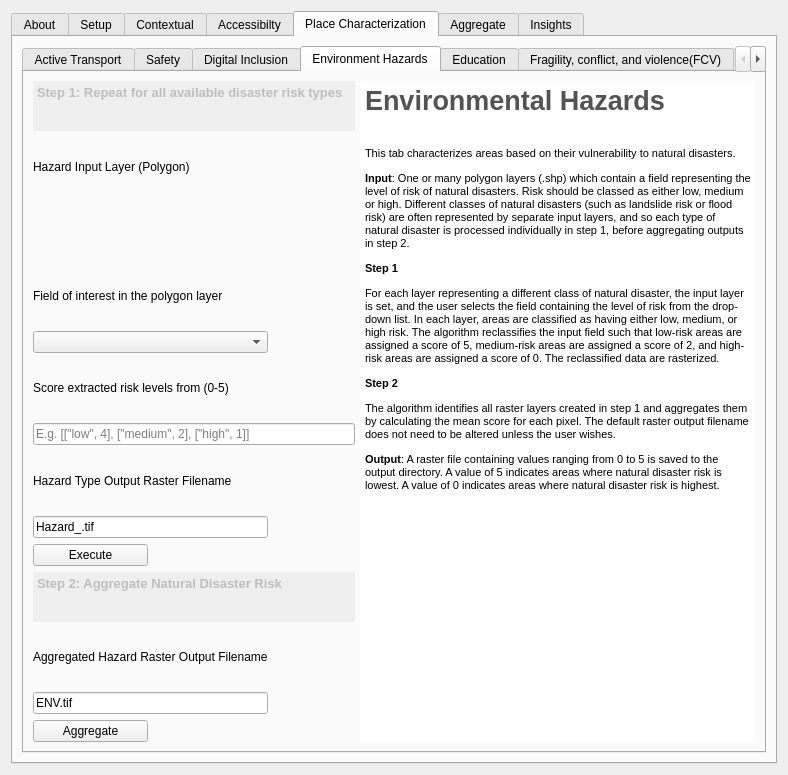
This is gender_indicator_tool/gender_indicator_tool_dialog_base.ui in worldbank/GEEST as Qt 5 draws it before an edit. The edited form follows.
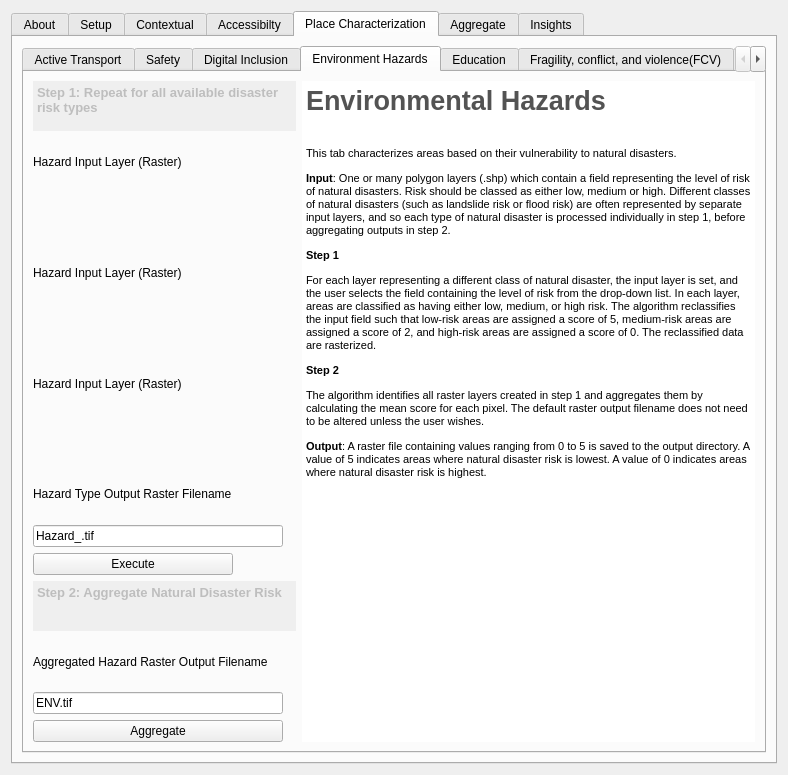
This is the edited form. The open tabs and pages were chosen to show the change. Custom widgets are drawn as their Qt base class.

Commit message: UI and logic updates "Pc -> ENV"

```diff
--- a/gender_indicator_tool/gender_indicator_tool_dialog_base.ui
+++ b/gender_indicator_tool/gender_indicator_tool_dialog_base.ui
@@ -2544,14 +2544,14 @@
            <string>Environment Hazards</string>
           </attribute>
           <layout class="QGridLayout" name="gridLayout_21">
-           <item row="0" column="0" colspan="3">
+           <item row="0" column="0" colspan="2">
             <widget class="QTextEdit" name="textEdit_32">
              <property name="enabled">
               <bool>false</bool>
              </property>
              <property name="maximumSize">
               <size>
-               <width>16777215</width>
+               <width>350</width>
                <height>50</height>
               </size>
              </property>
@@ -2562,63 +2562,59 @@
               <string>&lt;!DOCTYPE HTML PUBLIC &quot;-//W3C//DTD HTML 4.0//EN&quot; &quot;http://www.w3.org/TR/REC-html40/strict.dtd&quot;&gt;
 &lt;html&gt;&lt;head&gt;&lt;meta name=&quot;qrichtext&quot; content=&quot;1&quot; /&gt;&lt;style type=&quot;text/css&quot;&gt;
 p, li { white-space: pre-wrap; }
-&lt;/style&gt;&lt;/head&gt;&lt;body style=&quot; font-family:'MS Shell Dlg 2'; font-size:8.25pt; font-weight:400; font-style:normal;&quot;&gt;
-&lt;p style=&quot; margin-top:0px; margin-bottom:0px; margin-left:0px; margin-right:0px; -qt-block-indent:0; text-indent:0px;&quot;&gt;&lt;span style=&quot; font-size:10pt; font-weight:600;&quot;&gt;Step 1: Repeat for all available disaster risk types&lt;/span&gt;&lt;/p&gt;&lt;/body&gt;&lt;/html&gt;</string>
-             </property>
-            </widget>
-           </item>
-           <item row="0" column="3" rowspan="14">
-            <widget class="QTextEdit" name="textEdit_30">
-             <property name="enabled">
-              <bool>true</bool>
-             </property>
-             <property name="frameShape">
-              <enum>QFrame::NoFrame</enum>
-             </property>
-             <property name="readOnly">
-              <bool>true</bool>
-             </property>
-             <property name="html">
-              <string>&lt;!DOCTYPE HTML PUBLIC &quot;-//W3C//DTD HTML 4.0//EN&quot; &quot;http://www.w3.org/TR/REC-html40/strict.dtd&quot;&gt;
-&lt;html&gt;&lt;head&gt;&lt;meta name=&quot;qrichtext&quot; content=&quot;1&quot; /&gt;&lt;style type=&quot;text/css&quot;&gt;
-p, li { white-space: pre-wrap; }
-&lt;/style&gt;&lt;/head&gt;&lt;body style=&quot; font-family:'MS Shell Dlg 2'; font-size:8.25pt; font-weight:400; font-style:normal;&quot;&gt;
-&lt;p align=&quot;justify&quot; style=&quot; margin-top:0px; margin-bottom:0px; margin-left:0px; margin-right:0px; -qt-block-indent:0; text-indent:0px;&quot;&gt;&lt;span style=&quot; font-size:20pt; font-weight:600; color:#535353;&quot;&gt;Environmental Hazards&lt;/span&gt;&lt;/p&gt;
-&lt;p align=&quot;justify&quot; style=&quot;-qt-paragraph-type:empty; margin-top:0px; margin-bottom:0px; margin-left:0px; margin-right:0px; -qt-block-indent:0; text-indent:0px; font-size:20pt; font-weight:600; color:#535353;&quot;&gt;&lt;br /&gt;&lt;/p&gt;
-&lt;p align=&quot;justify&quot; style=&quot; margin-top:0px; margin-bottom:0px; margin-left:0px; margin-right:0px; -qt-block-indent:0; text-indent:0px;&quot;&gt;&lt;span style=&quot; font-size:8pt;&quot;&gt;This tab characterizes areas based on their vulnerability to natural disasters. &lt;/span&gt;&lt;/p&gt;
-&lt;p style=&quot; margin-top:12px; margin-bottom:12px; margin-left:0px; margin-right:0px; -qt-block-indent:0; text-indent:0px;&quot;&gt;&lt;span style=&quot; font-size:8pt; font-weight:600;&quot;&gt;Input&lt;/span&gt;&lt;span style=&quot; font-size:8pt;&quot;&gt;: One or many polygon layers (.shp) which contain a field representing the level of risk of natural disasters. Risk should be classed as either low, medium or high. Different classes of natural disasters (such as landslide risk or flood risk) are often represented by separate input layers, and so each type of natural disaster is processed individually in step 1, before aggregating outputs in step 2. &lt;/span&gt;&lt;/p&gt;
-&lt;p style=&quot; margin-top:12px; margin-bottom:12px; margin-left:0px; margin-right:0px; -qt-block-indent:0; text-indent:0px;&quot;&gt;&lt;span style=&quot; font-size:8pt; font-weight:600;&quot;&gt;Step 1 &lt;/span&gt;&lt;/p&gt;
-&lt;p style=&quot; margin-top:12px; margin-bottom:12px; margin-left:0px; margin-right:0px; -qt-block-indent:0; text-indent:0px;&quot;&gt;&lt;span style=&quot; font-size:8pt;&quot;&gt;For each layer representing a different class of natural disaster, the input layer is set, and the user selects the field containing the level of risk from the drop-down list. In each layer, areas are classified as having either low, medium, or high risk. The algorithm reclassifies the input field such that low-risk areas are assigned a score of 5, medium-risk areas are assigned a score of 2, and high-risk areas are assigned a score of 0. The reclassified data are rasterized. &lt;/span&gt;&lt;/p&gt;
-&lt;p style=&quot; margin-top:12px; margin-bottom:12px; margin-left:0px; margin-right:0px; -qt-block-indent:0; text-indent:0px;&quot;&gt;&lt;span style=&quot; font-size:8pt; font-weight:600;&quot;&gt;Step 2&lt;/span&gt;&lt;span style=&quot; font-size:8pt;&quot;&gt; &lt;/span&gt;&lt;/p&gt;
-&lt;p style=&quot; margin-top:12px; margin-bottom:12px; margin-left:0px; margin-right:0px; -qt-block-indent:0; text-indent:0px;&quot;&gt;&lt;span style=&quot; font-size:8pt;&quot;&gt;The algorithm identifies all raster layers created in step 1 and aggregates them by calculating the mean score for each pixel. The default raster output filename does not need to be altered unless the user wishes. &lt;/span&gt;&lt;/p&gt;
-&lt;p style=&quot; margin-top:12px; margin-bottom:12px; margin-left:0px; margin-right:0px; -qt-block-indent:0; text-indent:0px;&quot;&gt;&lt;span style=&quot; font-size:8pt; font-weight:600;&quot;&gt;Output&lt;/span&gt;&lt;span style=&quot; font-size:8pt;&quot;&gt;: A raster file containing values ranging from 0 to 5 is saved to the output directory. A value of 5 indicates areas where natural disaster risk is lowest. A value of 0 indicates areas where natural disaster risk is highest. &lt;/span&gt;&lt;/p&gt;&lt;/body&gt;&lt;/html&gt;</string>
+&lt;/style&gt;&lt;/head&gt;&lt;body style=&quot; font-family:'Noto Sans'; font-size:10pt; font-weight:400; font-style:normal;&quot;&gt;
+&lt;p style=&quot; margin-top:0px; margin-bottom:0px; margin-left:0px; margin-right:0px; -qt-block-indent:0; text-indent:0px;&quot;&gt;&lt;span style=&quot; font-family:'MS Shell Dlg 2'; font-weight:600;&quot;&gt;Step 1: Repeat for all available disaster risk types&lt;/span&gt;&lt;/p&gt;&lt;/body&gt;&lt;/html&gt;</string>
              </property>
             </widget>
            </item>
            <item row="1" column="0" colspan="2">
             <widget class="QLabel" name="label_128">
              <property name="text">
-              <string>Hazard Input Layer (Polygon)</string>
+              <string>Hazard Input Layer (Raster)</string>
              </property>
             </widget>
            </item>
            <item row="2" column="0" colspan="2">
-            <widget class="QgsFileWidget" name="ENV_Input_Field"/>
+            <widget class="QgsFileWidget" name="ENV_Input_Field" native="true">
+             <property name="maximumSize">
+              <size>
+               <width>300</width>
+               <height>16777215</height>
+              </size>
+             </property>
+            </widget>
            </item>
-           <item row="3" column="0" colspan="3">
+           <item row="3" column="0" colspan="2">
             <widget class="QLabel" name="label_130">
              <property name="text">
-              <string>Field of interest in the polygon layer</string>
+              <string>Hazard Input Layer (Raster)</string>
              </property>
             </widget>
            </item>
            <item row="4" column="0" colspan="2">
-            <widget class="QComboBox" name="ENV_riskLevelField_CB"/>
+            <widget class="QgsFileWidget" name="ENV_Input_Field_2" native="true">
+             <property name="maximumSize">
+              <size>
+               <width>300</width>
+               <height>16777215</height>
+              </size>
+             </property>
+            </widget>
            </item>
-           <item row="5" column="0" colspan="3">
-            <widget class="QLabel" name="label_129">
+           <item row="5" column="0" colspan="2">
+            <widget class="QLabel" name="label_131">
              <property name="text">
-              <string>Score extracted risk levels from (0-5)</string>
+              <string>Hazard Input Layer (Raster)</string>
+             </property>
+            </widget>
+           </item>
+           <item row="6" column="0" colspan="2">
+            <widget class="QgsFileWidget" name="ENV_Input_Field_3" native="true">
+             <property name="maximumSize">
+              <size>
+               <width>300</width>
+               <height>16777215</height>
+              </size>
              </property>
             </widget>
            </item>
@@ -2629,8 +2625,14 @@
              </property>
             </widget>
            </item>
-           <item row="8" column="0" colspan="2">
+           <item row="8" column="0">
             <widget class="QgsFilterLineEdit" name="ENV_Output_Field">
+             <property name="maximumSize">
+              <size>
+               <width>250</width>
+               <height>16777215</height>
+              </size>
+             </property>
              <property name="text">
               <string>Hazard_.tif</string>
              </property>
@@ -2641,26 +2643,32 @@
            </item>
            <item row="9" column="0">
             <widget class="QPushButton" name="ENV_Execute_PB">
+             <property name="maximumSize">
+              <size>
+               <width>200</width>
+               <height>16777215</height>
+              </size>
+             </property>
              <property name="text">
               <string>Execute</string>
              </property>
             </widget>
            </item>
-           <item row="9" column="1" colspan="2">
+           <item row="9" column="1">
             <widget class="QLabel" name="ENV_status">
              <property name="text">
               <string/>
              </property>
             </widget>
            </item>
-           <item row="10" column="0" colspan="3">
+           <item row="10" column="0" colspan="2">
             <widget class="QTextEdit" name="textEdit_40">
              <property name="enabled">
               <bool>false</bool>
              </property>
              <property name="maximumSize">
               <size>
-               <width>16777215</width>
+               <width>350</width>
                <height>50</height>
               </size>
              </property>
@@ -2671,8 +2679,8 @@
               <string>&lt;!DOCTYPE HTML PUBLIC &quot;-//W3C//DTD HTML 4.0//EN&quot; &quot;http://www.w3.org/TR/REC-html40/strict.dtd&quot;&gt;
 &lt;html&gt;&lt;head&gt;&lt;meta name=&quot;qrichtext&quot; content=&quot;1&quot; /&gt;&lt;style type=&quot;text/css&quot;&gt;
 p, li { white-space: pre-wrap; }
-&lt;/style&gt;&lt;/head&gt;&lt;body style=&quot; font-family:'MS Shell Dlg 2'; font-size:8.25pt; font-weight:400; font-style:normal;&quot;&gt;
-&lt;p style=&quot; margin-top:0px; margin-bottom:0px; margin-left:0px; margin-right:0px; -qt-block-indent:0; text-indent:0px;&quot;&gt;&lt;span style=&quot; font-size:10pt; font-weight:600;&quot;&gt;Step 2: Aggregate Natural Disaster Risk&lt;/span&gt;&lt;/p&gt;&lt;/body&gt;&lt;/html&gt;</string>
+&lt;/style&gt;&lt;/head&gt;&lt;body style=&quot; font-family:'Noto Sans'; font-size:10pt; font-weight:400; font-style:normal;&quot;&gt;
+&lt;p style=&quot; margin-top:0px; margin-bottom:0px; margin-left:0px; margin-right:0px; -qt-block-indent:0; text-indent:0px;&quot;&gt;&lt;span style=&quot; font-family:'MS Shell Dlg 2'; font-weight:600;&quot;&gt;Step 2: Aggregate Natural Disaster Risk&lt;/span&gt;&lt;/p&gt;&lt;/body&gt;&lt;/html&gt;</string>
              </property>
             </widget>
            </item>
@@ -2683,8 +2691,14 @@
              </property>
             </widget>
            </item>
-           <item row="12" column="0" colspan="2">
+           <item row="12" column="0">
             <widget class="QgsFilterLineEdit" name="ENV_AGGOutput_Field">
+             <property name="maximumSize">
+              <size>
+               <width>250</width>
+               <height>16777215</height>
+              </size>
+             </property>
              <property name="toolTip">
               <string>&lt;html&gt;&lt;head/&gt;&lt;body&gt;&lt;p&gt;&lt;span style=&quot; font-weight:600;&quot;&gt;Standardized Raster Output&lt;/span&gt;&lt;/p&gt;&lt;/body&gt;&lt;/html&gt;</string>
              </property>
@@ -2698,6 +2712,12 @@
            </item>
            <item row="13" column="0">
             <widget class="QPushButton" name="ENV_Aggregate_PB">
+             <property name="maximumSize">
+              <size>
+               <width>250</width>
+               <height>16777215</height>
+              </size>
+             </property>
              <property name="toolTip">
               <string>&lt;html&gt;&lt;head/&gt;&lt;body&gt;&lt;p&gt;&lt;span style=&quot; font-weight:600;&quot;&gt;Geoprocessiong Execution&lt;/span&gt;&lt;/p&gt;&lt;/body&gt;&lt;/html&gt;</string>
              </property>
@@ -2706,26 +2726,38 @@
              </property>
             </widget>
            </item>
-           <item row="13" column="1" colspan="2">
+           <item row="13" column="1">
             <widget class="QLabel" name="ENVAGG_status">
              <property name="text">
               <string/>
              </property>
             </widget>
            </item>
-           <item row="6" column="0" colspan="3">
-            <widget class="QgsFilterLineEdit" name="ENV_typeScore_Field">
-             <property name="inputMask">
-              <string/>
+           <item row="0" column="2" rowspan="14">
+            <widget class="QTextEdit" name="textEdit_30">
+             <property name="enabled">
+              <bool>true</bool>
              </property>
-             <property name="text">
-              <string/>
+             <property name="frameShape">
+              <enum>QFrame::NoFrame</enum>
              </property>
-             <property name="placeholderText">
-              <string>E.g. [[&quot;low&quot;, 4], [&quot;medium&quot;, 2], [&quot;high&quot;, 1]]</string>
+             <property name="readOnly">
+              <bool>true</bool>
              </property>
-             <property name="qgisRelation" stdset="0">
-              <string notr="true"/>
+             <property name="html">
+              <string>&lt;!DOCTYPE HTML PUBLIC &quot;-//W3C//DTD HTML 4.0//EN&quot; &quot;http://www.w3.org/TR/REC-html40/strict.dtd&quot;&gt;
+&lt;html&gt;&lt;head&gt;&lt;meta name=&quot;qrichtext&quot; content=&quot;1&quot; /&gt;&lt;style type=&quot;text/css&quot;&gt;
+p, li { white-space: pre-wrap; }
+&lt;/style&gt;&lt;/head&gt;&lt;body style=&quot; font-family:'Noto Sans'; font-size:10pt; font-weight:400; font-style:normal;&quot;&gt;
+&lt;p align=&quot;justify&quot; style=&quot; margin-top:0px; margin-bottom:0px; margin-left:0px; margin-right:0px; -qt-block-indent:0; text-indent:0px;&quot;&gt;&lt;span style=&quot; font-family:'MS Shell Dlg 2'; font-size:20pt; font-weight:600; color:#535353;&quot;&gt;Environmental Hazards&lt;/span&gt;&lt;/p&gt;
+&lt;p align=&quot;justify&quot; style=&quot;-qt-paragraph-type:empty; margin-top:0px; margin-bottom:0px; margin-left:0px; margin-right:0px; -qt-block-indent:0; text-indent:0px; font-family:'MS Shell Dlg 2'; font-size:20pt; font-weight:600; color:#535353;&quot;&gt;&lt;br /&gt;&lt;/p&gt;
+&lt;p align=&quot;justify&quot; style=&quot; margin-top:0px; margin-bottom:0px; margin-left:0px; margin-right:0px; -qt-block-indent:0; text-indent:0px;&quot;&gt;&lt;span style=&quot; font-family:'MS Shell Dlg 2'; font-size:8pt;&quot;&gt;This tab characterizes areas based on their vulnerability to natural disasters. &lt;/span&gt;&lt;/p&gt;
+&lt;p style=&quot; margin-top:12px; margin-bottom:12px; margin-left:0px; margin-right:0px; -qt-block-indent:0; text-indent:0px;&quot;&gt;&lt;span style=&quot; font-family:'MS Shell Dlg 2'; font-size:8pt; font-weight:600;&quot;&gt;Input&lt;/span&gt;&lt;span style=&quot; font-family:'MS Shell Dlg 2'; font-size:8pt;&quot;&gt;: One or many polygon layers (.shp) which contain a field representing the level of risk of natural disasters. Risk should be classed as either low, medium or high. Different classes of natural disasters (such as landslide risk or flood risk) are often represented by separate input layers, and so each type of natural disaster is processed individually in step 1, before aggregating outputs in step 2. &lt;/span&gt;&lt;/p&gt;
+&lt;p style=&quot; margin-top:12px; margin-bottom:12px; margin-left:0px; margin-right:0px; -qt-block-indent:0; text-indent:0px;&quot;&gt;&lt;span style=&quot; font-family:'MS Shell Dlg 2'; font-size:8pt; font-weight:600;&quot;&gt;Step 1 &lt;/span&gt;&lt;/p&gt;
+&lt;p style=&quot; margin-top:12px; margin-bottom:12px; margin-left:0px; margin-right:0px; -qt-block-indent:0; text-indent:0px;&quot;&gt;&lt;span style=&quot; font-family:'MS Shell Dlg 2'; font-size:8pt;&quot;&gt;For each layer representing a different class of natural disaster, the input layer is set, and the user selects the field containing the level of risk from the drop-down list. In each layer, areas are classified as having either low, medium, or high risk. The algorithm reclassifies the input field such that low-risk areas are assigned a score of 5, medium-risk areas are assigned a score of 2, and high-risk areas are assigned a score of 0. The reclassified data are rasterized. &lt;/span&gt;&lt;/p&gt;
+&lt;p style=&quot; margin-top:12px; margin-bottom:12px; margin-left:0px; margin-right:0px; -qt-block-indent:0; text-indent:0px;&quot;&gt;&lt;span style=&quot; font-family:'MS Shell Dlg 2'; font-size:8pt; font-weight:600;&quot;&gt;Step 2&lt;/span&gt;&lt;span style=&quot; font-family:'MS Shell Dlg 2'; font-size:8pt;&quot;&gt; &lt;/span&gt;&lt;/p&gt;
+&lt;p style=&quot; margin-top:12px; margin-bottom:12px; margin-left:0px; margin-right:0px; -qt-block-indent:0; text-indent:0px;&quot;&gt;&lt;span style=&quot; font-family:'MS Shell Dlg 2'; font-size:8pt;&quot;&gt;The algorithm identifies all raster layers created in step 1 and aggregates them by calculating the mean score for each pixel. The default raster output filename does not need to be altered unless the user wishes. &lt;/span&gt;&lt;/p&gt;
+&lt;p style=&quot; margin-top:12px; margin-bottom:12px; margin-left:0px; margin-right:0px; -qt-block-indent:0; text-indent:0px;&quot;&gt;&lt;span style=&quot; font-family:'MS Shell Dlg 2'; font-size:8pt; font-weight:600;&quot;&gt;Output&lt;/span&gt;&lt;span style=&quot; font-family:'MS Shell Dlg 2'; font-size:8pt;&quot;&gt;: A raster file containing values ranging from 0 to 5 is saved to the output directory. A value of 5 indicates areas where natural disaster risk is lowest. A value of 0 indicates areas where natural disaster risk is highest. &lt;/span&gt;&lt;/p&gt;&lt;/body&gt;&lt;/html&gt;</string>
              </property>
             </widget>
            </item>
```
Left out of the diff: 590 changed lines with no effect on the pictures. The commit also changes 1 other file.
